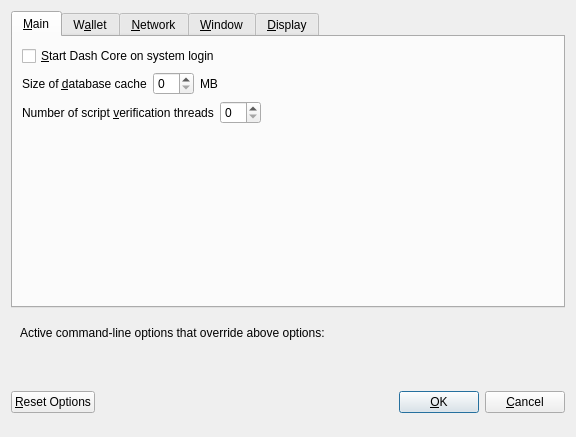
OmegaBlockchain/omegacoin, file src/qt/forms/optionsdialog.ui: the form before one commit.
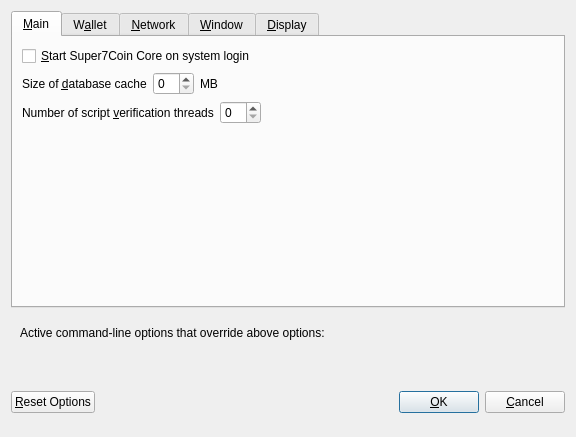
The form after the commit. Custom widgets are drawn as their Qt base class.

The edit to the form file:
```diff
--- a/src/qt/forms/optionsdialog.ui
+++ b/src/qt/forms/optionsdialog.ui
@@ -33,7 +33,7 @@
           <string>Automatically start Dash Core after logging in to the system.</string>
          </property>
          <property name="text">
-          <string>&amp;Start Dash Core on system login</string>
+          <string>&amp;Start Super7Coin Core on system login</string>
          </property>
         </widget>
        </item>
```
Left out of the diff: 14 changed lines with no effect on the pictures.
